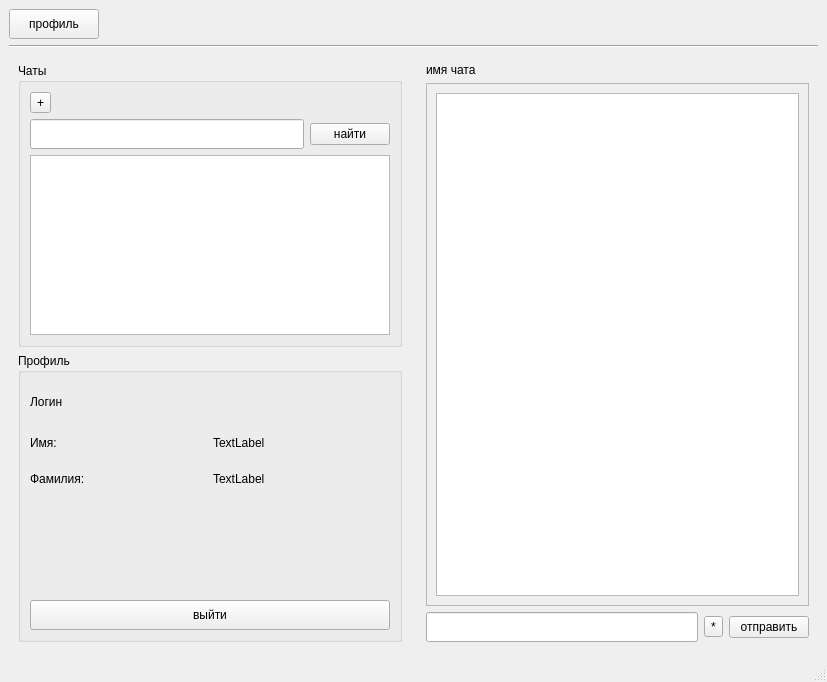
Above: ui/graphic/app_window.ui from yurij-lyubskij/goto_chat before the change. Below: the same form after it.
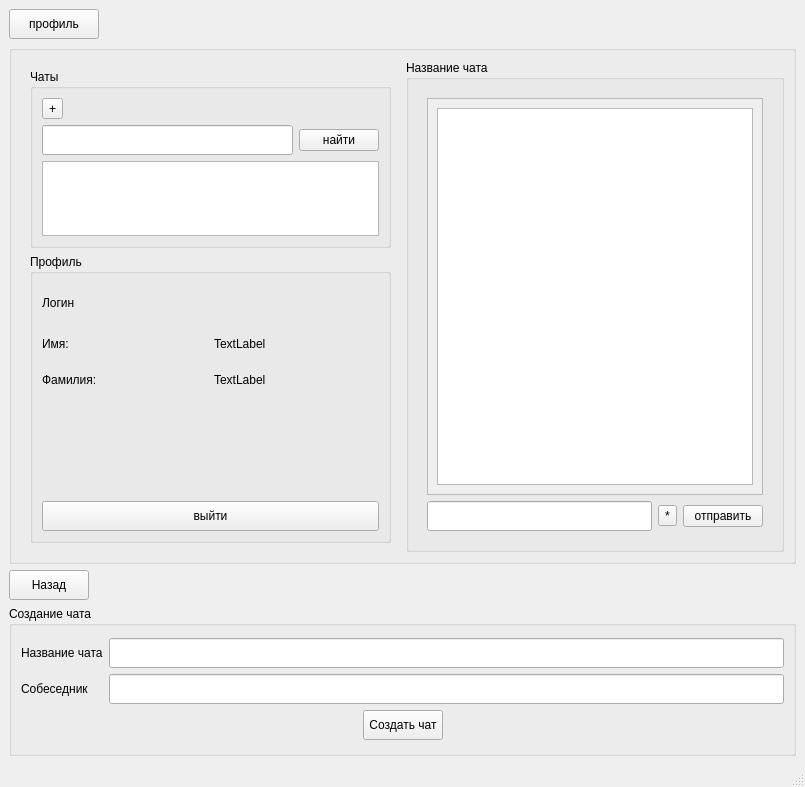
That is the form after the change.

Commit message: + ui for create chat

What changed in the file:
```diff
--- a/ui/graphic/app_window.ui
+++ b/ui/graphic/app_window.ui
@@ -6,15 +6,27 @@
    <rect>
     <x>0</x>
     <y>0</y>
-    <width>827</width>
-    <height>682</height>
+    <width>805</width>
+    <height>787</height>
    </rect>
   </property>
+  <property name="sizePolicy">
+   <sizepolicy hsizetype="Maximum" vsizetype="Maximum">
+    <horstretch>0</horstretch>
+    <verstretch>0</verstretch>
+   </sizepolicy>
+  </property>
+  <property name="minimumSize">
+   <size>
+    <width>0</width>
+    <height>0</height>
+   </size>
+  </property>
   <property name="windowTitle">
    <string>MainWindow</string>
   </property>
   <widget class="QWidget" name="centralwidget">
-   <layout class="QGridLayout" name="gridLayout_7">
+   <layout class="QGridLayout" name="gridLayout_12">
     <item row="0" column="0">
      <layout class="QVBoxLayout" name="verticalLayout_3">
       <item>
@@ -54,13 +66,12 @@
        </layout>
       </item>
       <item>
-       <widget class="Line" name="line">
-        <property name="orientation">
-         <enum>Qt::Horizontal</enum>
+       <widget class="QGroupBox" name="main_things">
+        <property name="title">
+         <string/>
         </property>
-       </widget>
-      </item>
-      <item>
+        <layout class="QGridLayout" name="gridLayout_11">
+         <item row="0" column="0">
        <layout class="QHBoxLayout" name="horizontalLayout_3">
         <item>
          <widget class="QWidget" name="chats_and_profile" native="true">
@@ -103,7 +114,7 @@
                    </layout>
                   </item>
                   <item>
-                   <widget class="QUndoView" name="undoView"/>
+                      <widget class="QListView" name="listView"/>
                   </item>
                  </layout>
                 </item>
@@ -279,20 +290,16 @@
          </widget>
         </item>
         <item>
+            <widget class="QGroupBox" name="messages">
+             <property name="title">
+              <string>Название чата</string>
+             </property>
+             <layout class="QGridLayout" name="gridLayout_7">
+              <item row="0" column="0">
          <widget class="QWidget" name="chat" native="true">
           <layout class="QGridLayout" name="gridLayout_6">
            <item row="0" column="0">
             <layout class="QVBoxLayout" name="verticalLayout_2">
-             <item>
-              <widget class="QLabel" name="label_2">
-               <property name="styleSheet">
-                <string notr="true">text-align: center;</string>
-               </property>
-               <property name="text">
-                <string>имя чата</string>
-               </property>
-              </widget>
-             </item>
              <item>
               <widget class="QScrollArea" name="scrollArea">
                <property name="widgetResizable">
@@ -303,8 +310,8 @@
                  <rect>
                   <x>0</x>
                   <y>0</y>
-                  <width>384</width>
-                  <height>479</height>
+                        <width>331</width>
+                        <height>372</height>
                  </rect>
                 </property>
                 <layout class="QGridLayout" name="gridLayout_8">
@@ -355,6 +362,184 @@
          </widget>
         </item>
        </layout>
+            </widget>
+           </item>
+          </layout>
+         </item>
+        </layout>
+       </widget>
+      </item>
+      <item>
+       <layout class="QHBoxLayout" name="horizontalLayout_6">
+        <item>
+         <widget class="QPushButton" name="pushButton_5">
+          <property name="sizePolicy">
+           <sizepolicy hsizetype="Fixed" vsizetype="Fixed">
+            <horstretch>0</horstretch>
+            <verstretch>0</verstretch>
+           </sizepolicy>
+          </property>
+          <property name="minimumSize">
+           <size>
+            <width>80</width>
+            <height>30</height>
+           </size>
+          </property>
+          <property name="maximumSize">
+           <size>
+            <width>80</width>
+            <height>30</height>
+           </size>
+          </property>
+          <property name="text">
+           <string>Назад</string>
+          </property>
+         </widget>
+        </item>
+        <item>
+         <spacer name="horizontalSpacer_5">
+          <property name="orientation">
+           <enum>Qt::Horizontal</enum>
+          </property>
+          <property name="sizeHint" stdset="0">
+           <size>
+            <width>40</width>
+            <height>20</height>
+           </size>
+          </property>
+         </spacer>
+        </item>
+       </layout>
+      </item>
+      <item>
+       <widget class="QGroupBox" name="chat_creation">
+        <property name="sizePolicy">
+         <sizepolicy hsizetype="Preferred" vsizetype="Preferred">
+          <horstretch>0</horstretch>
+          <verstretch>0</verstretch>
+         </sizepolicy>
+        </property>
+        <property name="minimumSize">
+         <size>
+          <width>300</width>
+          <height>150</height>
+         </size>
+        </property>
+        <property name="title">
+         <string>Создание чата</string>
+        </property>
+        <layout class="QGridLayout" name="gridLayout_10">
+         <item row="0" column="0">
+          <layout class="QVBoxLayout" name="verticalLayout_4">
+           <item>
+            <layout class="QGridLayout" name="gridLayout_9">
+             <item row="0" column="0">
+              <widget class="QLabel" name="label_6">
+               <property name="text">
+                <string>Название чата</string>
+               </property>
+              </widget>
+             </item>
+             <item row="0" column="1">
+              <widget class="QLineEdit" name="lineEdit_3">
+               <property name="minimumSize">
+                <size>
+                 <width>0</width>
+                 <height>30</height>
+                </size>
+               </property>
+               <property name="maximumSize">
+                <size>
+                 <width>16777215</width>
+                 <height>30</height>
+                </size>
+               </property>
+              </widget>
+             </item>
+             <item row="1" column="0">
+              <widget class="QLabel" name="label_7">
+               <property name="text">
+                <string>Собеседник</string>
+               </property>
+              </widget>
+             </item>
+             <item row="1" column="1">
+              <widget class="QLineEdit" name="lineEdit_4">
+               <property name="minimumSize">
+                <size>
+                 <width>0</width>
+                 <height>30</height>
+                </size>
+               </property>
+               <property name="maximumSize">
+                <size>
+                 <width>16777215</width>
+                 <height>30</height>
+                </size>
+               </property>
+              </widget>
+             </item>
+            </layout>
+           </item>
+           <item>
+            <layout class="QHBoxLayout" name="horizontalLayout_5">
+             <item>
+              <spacer name="horizontalSpacer_3">
+               <property name="orientation">
+                <enum>Qt::Horizontal</enum>
+               </property>
+               <property name="sizeHint" stdset="0">
+                <size>
+                 <width>40</width>
+                 <height>20</height>
+                </size>
+               </property>
+              </spacer>
+             </item>
+             <item>
+              <widget class="QPushButton" name="pushButton_4">
+               <property name="sizePolicy">
+                <sizepolicy hsizetype="Maximum" vsizetype="Fixed">
+                 <horstretch>0</horstretch>
+                 <verstretch>0</verstretch>
+                </sizepolicy>
+               </property>
+               <property name="minimumSize">
+                <size>
+                 <width>0</width>
+                 <height>30</height>
+                </size>
+               </property>
+               <property name="maximumSize">
+                <size>
+                 <width>16777215</width>
+                 <height>30</height>
+                </size>
+               </property>
+               <property name="text">
+                <string>Создать чат</string>
+               </property>
+              </widget>
+             </item>
+             <item>
+              <spacer name="horizontalSpacer_4">
+               <property name="orientation">
+                <enum>Qt::Horizontal</enum>
+               </property>
+               <property name="sizeHint" stdset="0">
+                <size>
+                 <width>40</width>
+                 <height>20</height>
+                </size>
+               </property>
+              </spacer>
+             </item>
+            </layout>
+           </item>
+          </layout>
+         </item>
+        </layout>
+       </widget>
       </item>
      </layout>
     </item>
```
Left out of the diff: 2 changed lines with no effect on the pictures. Lines whose indentation alone changed are shown as unchanged. The commit also changes 3 other files.
